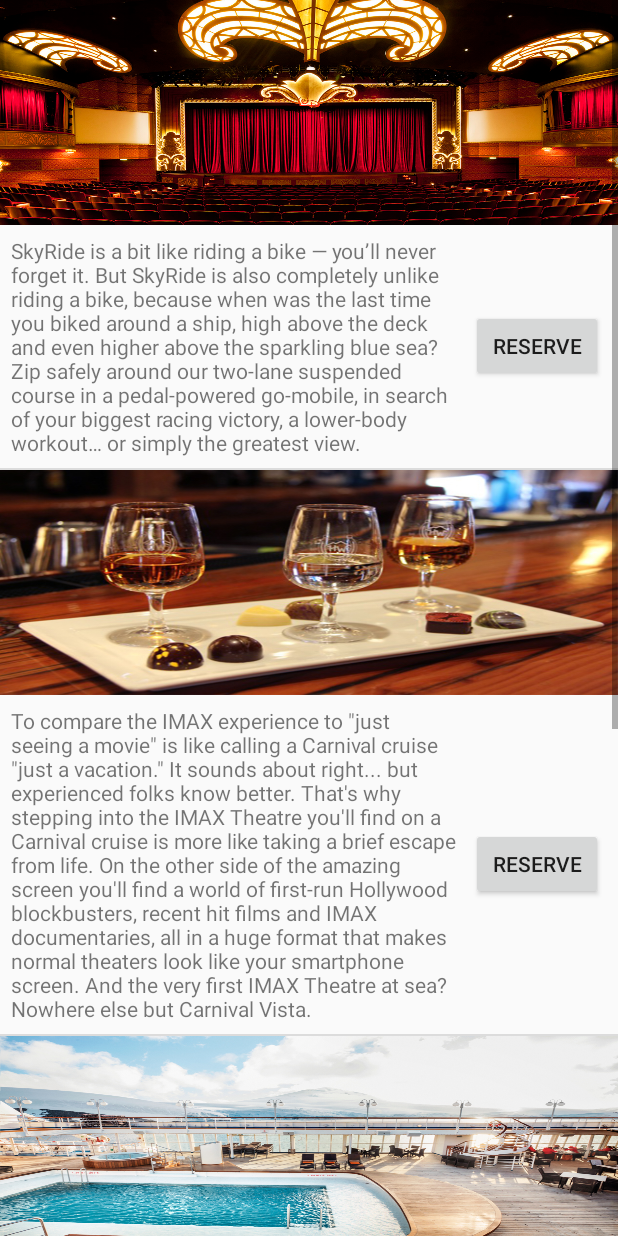
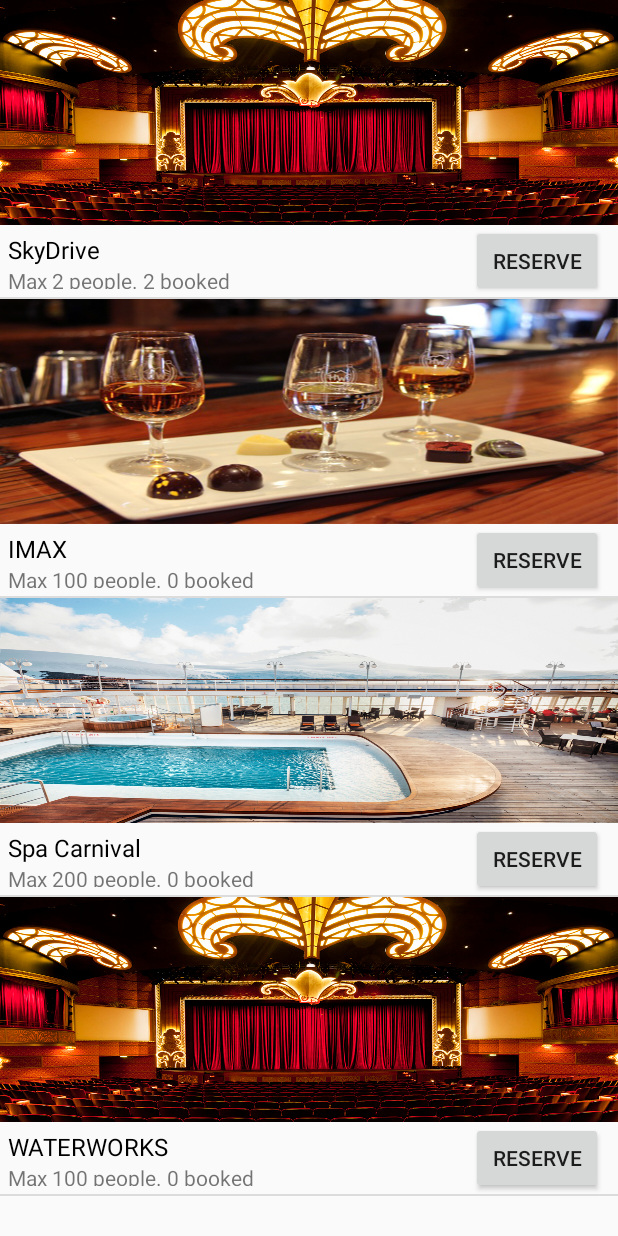
Before and after one commit to CaoPhiHung/douglas_mobile_dev, an Android app: the fragment OnboardFragment shown on its own in the app's theme, on a phone screen of 412 x 824 dp. Run offline under Robolectric (Android 15) with nearby library versions, the phone set to English and light mode, and no system bars.

Commit message:
Update onboard activity layout

```diff
--- a/app/src/main/java/com/project/activities/ListActivityAdapter.java
+++ b/app/src/main/java/com/project/activities/ListActivityAdapter.java
@@ -50,6 +50,7 @@ public class ListActivityAdapter extends ArrayAdapter {
         TextView txtDesc = rowView.findViewById(R.id.actDesc);
         txtDesc.setText(item.desc);
         imgView.setImageResource(item.image);
+        ((TextView)rowView.findViewById(R.id.actSubDesc)).setText(item.subdesc); // add number of people
 
         Button btnReserve = rowView.findViewById(R.id.btnReserve);
         btnReserve.setOnClickListener(new View.OnClickListener() {
--- a/app/src/main/java/com/project/activities/OnboardFragment.java
+++ b/app/src/main/java/com/project/activities/OnboardFragment.java
@@ -36,7 +36,8 @@ public class OnboardFragment extends Fragment{
         ArrayList<ActivityItem> activities = new ArrayList<>();
 
         for (OnboardActivity value: onboardActivitiesList){
-            activities.add(new ActivityItem(images[index%3], value.description, value.id));
+            int count = value.getBookCount();
+            activities.add(new ActivityItem(images[index%3], value.name, String.format("Max %d people. %d booked", value.max_people, count), value.id));
             index++;
         }
 
--- a/app/src/main/java/com/project/db/OnboardActivity.java
+++ b/app/src/main/java/com/project/db/OnboardActivity.java
@@ -99,6 +99,17 @@ public class OnboardActivity {
         return convertFromCursor(cursor);
     }
 
+
+    public int getBookCount(){
+        SQLiteDatabase db = DBHelper.getDbInstance();
+
+        Cursor cursor = db.rawQuery("SELECT count(*) as count from " + ActivityBooking.TABLE_NAME + " where activity_id = ? ", new String[] { String.valueOf(id) });
+
+        cursor.moveToFirst();
+
+        return cursor.getInt(cursor.getColumnIndex("count"));
+    }
+
     public  void save(){
         SQLiteDatabase db = DBHelper.getDbInstance();
         db.insert(TABLE_NAME, null, toContentValues());
--- a/app/src/main/java/com/project/objects/ActivityItem.java
+++ b/app/src/main/java/com/project/objects/ActivityItem.java
@@ -3,11 +3,13 @@ package com.project.objects;
 public class ActivityItem {
     public int image;
     public String desc;
+    public String subdesc;
     public long id;
 
-    public ActivityItem(int image, String desc, long id) {
+    public ActivityItem(int image, String desc, String subdesc, long id) {
         this.image = image;
         this.desc = desc;
+        this.subdesc = subdesc;
         this.id = id;
     }
 }
--- a/app/src/main/res/layout/list_activity_layout.xml
+++ b/app/src/main/res/layout/list_activity_layout.xml
@@ -17,13 +17,28 @@
         android:layout_height="wrap_content"
         android:orientation="horizontal">
 
-        <TextView
-            android:id="@+id/actDesc"
-            android:layout_width="wrap_content"
-            android:layout_height="wrap_content"
-            android:layout_margin="7dp"
+        <LinearLayout
+            android:layout_width="match_parent"
+            android:layout_height="match_parent"
             android:layout_weight="1"
-            android:text="TextView" />
+            android:orientation="vertical"
+            android:padding="5sp">
+
+            <TextView
+                android:id="@+id/actDesc"
+                android:layout_width="match_parent"
+                android:layout_height="wrap_content"
+                android:layout_weight="0"
+                android:text="TextView"
+                android:textColor="#000"
+                android:textSize="16sp" />
+
+            <TextView
+                android:id="@+id/actSubDesc"
+                android:layout_width="match_parent"
+                android:layout_height="wrap_content"
+                android:text="TextView" />
+        </LinearLayout>
 
         <Button
             android:id="@+id/btnReserve"
```
